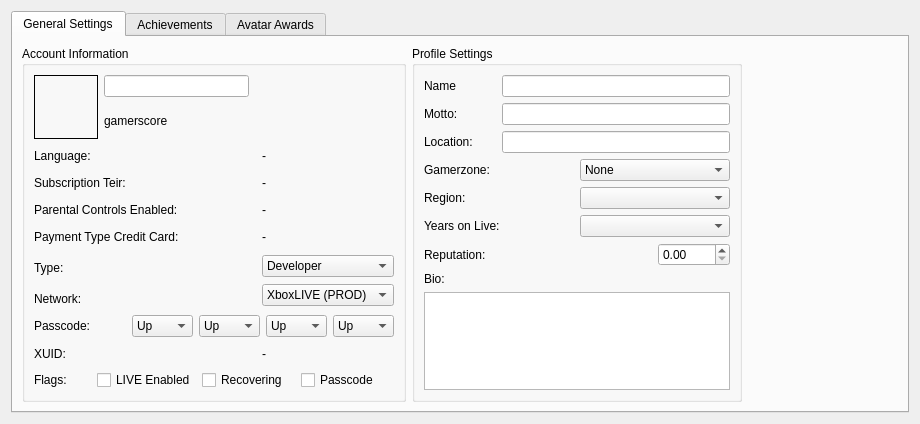
The window that Velocity/profileeditor.ui (hetelek/Velocity) describes before a commit, drawn with Qt 5.
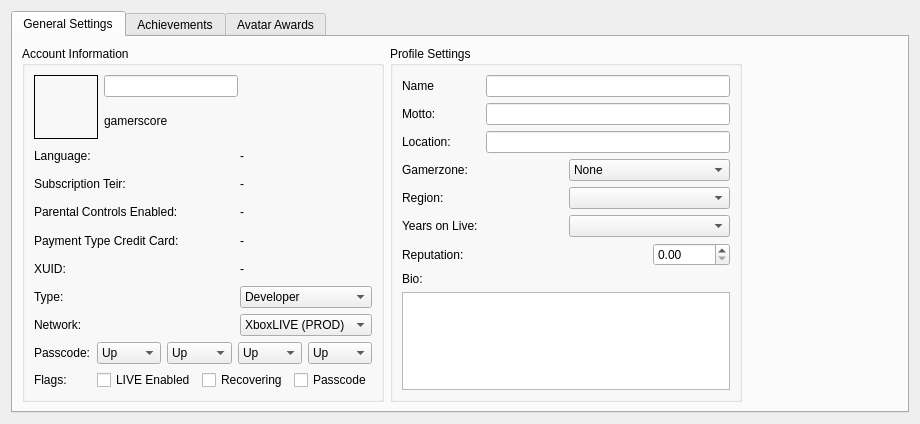
The same window after the commit. Icons and pictures are not drawn.

Commit message: all account information loads in the UI

```diff
--- a/Velocity/profileeditor.ui
+++ b/Velocity/profileeditor.ui
@@ -35,14 +35,14 @@
       <attribute name="title">
        <string>General Settings</string>
       </attribute>
-      <layout class="QHBoxLayout" name="horizontalLayout_5">
+      <layout class="QHBoxLayout" name="horizontalLayout_5" stretch="0,10,1">
        <item>
         <widget class="QGroupBox" name="groupBox_3">
          <property name="title">
           <string>Account Information</string>
          </property>
          <layout class="QGridLayout" name="gridLayout_3">
-          <item row="0" column="0" colspan="4">
+          <item row="0" column="0" colspan="3">
            <layout class="QGridLayout" name="gridLayout">
             <item row="0" column="0" rowspan="2">
              <widget class="QLabel" name="imgGamerpicture">
@@ -93,7 +93,7 @@
             </property>
            </widget>
           </item>
-          <item row="1" column="3">
+          <item row="1" column="2">
            <widget class="QLabel" name="lblLanguage">
             <property name="text">
              <string>-</string>
@@ -107,35 +107,35 @@
             </property>
            </widget>
           </item>
-          <item row="2" column="3">
+          <item row="2" column="2">
            <widget class="QLabel" name="lblSubscriptionTeir">
             <property name="text">
              <string>-</string>
             </property>
            </widget>
           </item>
-          <item row="3" column="0" colspan="3">
+          <item row="3" column="0" colspan="2">
            <widget class="QLabel" name="lblParentalControls">
             <property name="text">
              <string>Parental Controls Enabled:</string>
             </property>
            </widget>
           </item>
-          <item row="3" column="3">
+          <item row="3" column="2">
            <widget class="QLabel" name="lblParentalControlled">
             <property name="text">
              <string>-</string>
             </property>
            </widget>
           </item>
-          <item row="4" column="0" colspan="3">
+          <item row="4" column="0" colspan="2">
            <widget class="QLabel" name="lblParentalControls_2">
             <property name="text">
              <string>Payment Type Credit Card:</string>
             </property>
            </widget>
           </item>
-          <item row="4" column="3">
+          <item row="4" column="2">
            <widget class="QLabel" name="lblCreditCard">
             <property name="text">
              <string>-</string>
@@ -143,13 +143,27 @@
            </widget>
           </item>
           <item row="5" column="0">
+           <widget class="QLabel" name="label_23">
+            <property name="text">
+             <string>XUID:</string>
+            </property>
+           </widget>
+          </item>
+          <item row="5" column="2">
+           <widget class="QLabel" name="lblXUID">
+            <property name="text">
+             <string>-</string>
+            </property>
+           </widget>
+          </item>
+          <item row="6" column="0">
            <widget class="QLabel" name="label_21">
             <property name="text">
              <string>Type:</string>
             </property>
            </widget>
           </item>
-          <item row="5" column="2">
+          <item row="6" column="1" rowspan="2">
            <spacer name="horizontalSpacer_10">
             <property name="orientation">
              <enum>Qt::Horizontal</enum>
@@ -162,7 +176,7 @@
             </property>
            </spacer>
           </item>
-          <item row="5" column="3" rowspan="2">
+          <item row="6" column="2" rowspan="2">
            <layout class="QVBoxLayout" name="verticalLayout_4">
             <item>
              <widget class="QComboBox" name="cmbxConsoleType">
@@ -194,21 +208,21 @@
             </item>
            </layout>
           </item>
-          <item row="6" column="0">
+          <item row="7" column="0">
            <widget class="QLabel" name="label_22">
             <property name="text">
              <string>Network:</string>
             </property>
            </widget>
           </item>
-          <item row="7" column="0">
+          <item row="8" column="0">
            <widget class="QLabel" name="label_25">
             <property name="text">
              <string>Passcode:</string>
             </property>
            </widget>
           </item>
-          <item row="7" column="2" colspan="2">
+          <item row="8" column="1" colspan="2">
            <layout class="QHBoxLayout" name="horizontalLayout_2">
             <item>
              <widget class="QComboBox" name="comboBox_6">
@@ -428,20 +442,6 @@
             </item>
            </layout>
           </item>
-          <item row="8" column="0">
-           <widget class="QLabel" name="label_23">
-            <property name="text">
-             <string>XUID:</string>
-            </property>
-           </widget>
-          </item>
-          <item row="8" column="3">
-           <widget class="QLabel" name="lblXUID">
-            <property name="text">
-             <string>-</string>
-            </property>
-           </widget>
-          </item>
           <item row="9" column="0">
            <widget class="QLabel" name="label_24">
             <property name="text">
@@ -449,7 +449,7 @@
             </property>
            </widget>
           </item>
-          <item row="9" column="1" colspan="3">
+          <item row="9" column="1" colspan="2">
            <layout class="QHBoxLayout" name="horizontalLayout_4">
             <item>
              <widget class="QCheckBox" name="chxLIVE">
```
Left out of the diff: 8 changed lines with no effect on the pictures. The commit also changes 2 other files.
